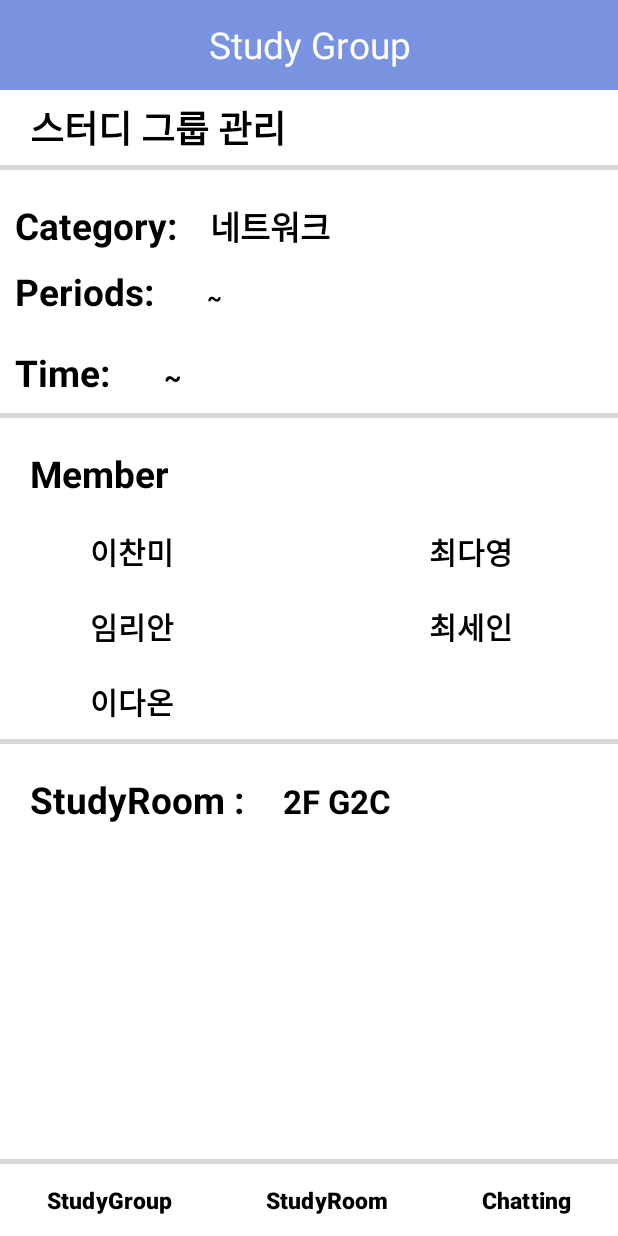
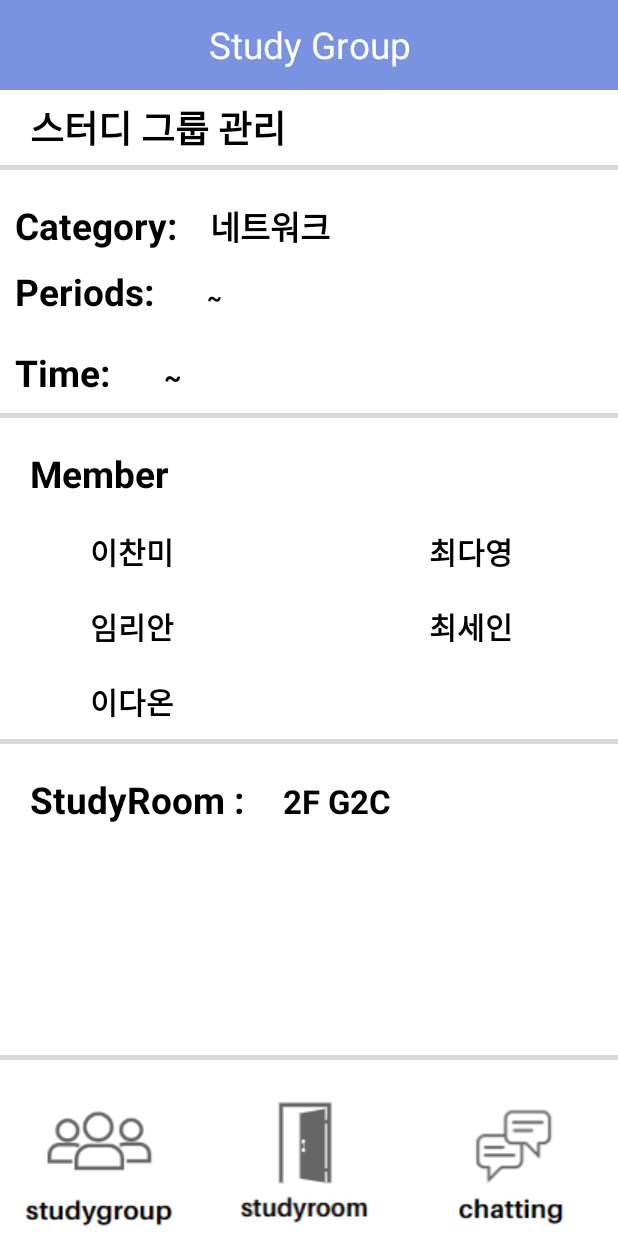
Before and after one commit to ImRian/23-2-Network-Socket-Chatting, an Android app: the StudyMatching screen opened directly, with no data from a screen before it, on a phone screen of 412 x 824 dp. Run offline under Robolectric (Android 15) with nearby library versions, the phone set to English and light mode, and no system bars.

Commit message:
하단 메뉴 이미지 추가
추가

```diff
--- a/app/src/main/java/network/myapplication/StudyMatching.java
+++ b/app/src/main/java/network/myapplication/StudyMatching.java
@@ -11,7 +11,7 @@ import androidx.appcompat.app.AppCompatActivity;
 
 public class StudyMatching extends AppCompatActivity {
 
-    Button btnStudyGroup, btnStudyRoom, btnChatting;
+    ImageButton btnStudyGroup, btnStudyRoom, btnChatting;
 
     @Override
     protected void onCreate(Bundle savedInstanceState) {
--- a/app/src/main/res/layout/activity_study_detail.xml
+++ b/app/src/main/res/layout/activity_study_detail.xml
@@ -301,38 +301,29 @@
         android:layout_weight="0"
         android:orientation="horizontal">
 
-        <Button
+        <ImageButton
             android:id="@+id/studyGroupB"
             android:layout_width="wrap_content"
             android:layout_height="wrap_content"
             android:layout_weight="1"
-            android:backgroundTint="#FFFFFF"
-            android:text="StudyGroup"
-            android:textColor="#000000"
-            android:textSize="7pt"
-            android:textStyle="bold" />
+            android:background="#00FFFFFF"
+            android:src="@drawable/studygroup"/>
 
-        <Button
+        <ImageButton
             android:id="@+id/studyRoomB"
             android:layout_width="wrap_content"
             android:layout_height="wrap_content"
             android:layout_weight="1"
-            android:backgroundTint="#FFFFFF"
-            android:text="StudyRoom"
-            android:textColor="#000000"
-            android:textSize="7pt"
-            android:textStyle="bold" />
+            android:background="#00FFFFFF"
+            android:src="@drawable/studyroom" />
 
-        <Button
+        <ImageButton
             android:id="@+id/chattingB"
             android:layout_width="wrap_content"
             android:layout_height="wrap_content"
             android:layout_weight="1"
-            android:backgroundTint="#FFFFFF"
-            android:text="Chatting"
-            android:textColor="#000000"
-            android:textSize="7pt"
-            android:textStyle="bold" />
+            android:background="#00FFFFFF"
+            android:src="@drawable/chatting" />
 
     </LinearLayout>
 
```
